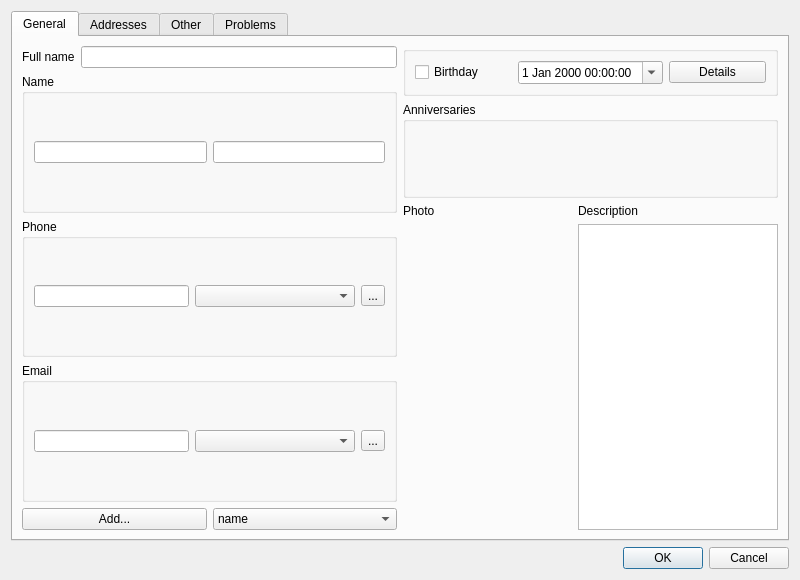
The window that src/contactdialog.ui (DarkHobbit/doublecontact) describes before a commit, drawn with Qt 5.
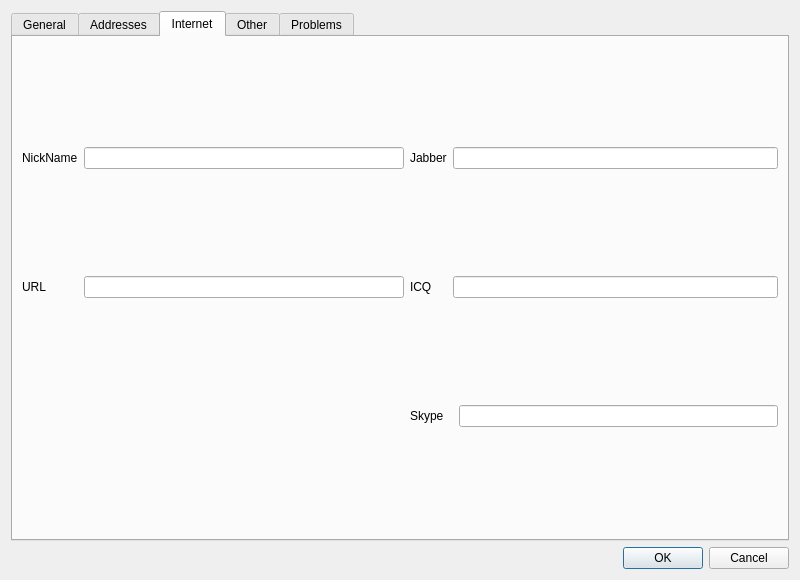
The same window after the commit. The open tabs and pages were chosen to show the change. Icons and pictures are not drawn.

Commit message: Internet fields added: nick, url, IMs

Patch:
```diff
--- a/src/contactdialog.ui
+++ b/src/contactdialog.ui
@@ -355,6 +355,63 @@
        </item>
       </layout>
      </widget>
+     <widget class="QWidget" name="tabInternet">
+      <attribute name="title">
+       <string>Internet</string>
+      </attribute>
+      <layout class="QGridLayout" name="gridLayout_4">
+       <item row="0" column="0">
+        <widget class="QLabel" name="lbNickName">
+         <property name="text">
+          <string>NickName</string>
+         </property>
+        </widget>
+       </item>
+       <item row="0" column="1">
+        <widget class="QLineEdit" name="leNickName"/>
+       </item>
+       <item row="0" column="2">
+        <widget class="QLabel" name="lbJabber">
+         <property name="text">
+          <string>Jabber</string>
+         </property>
+        </widget>
+       </item>
+       <item row="0" column="3" colspan="2">
+        <widget class="QLineEdit" name="leJabber"/>
+       </item>
+       <item row="1" column="0">
+        <widget class="QLabel" name="lbURL">
+         <property name="text">
+          <string>URL</string>
+         </property>
+        </widget>
+       </item>
+       <item row="1" column="1">
+        <widget class="QLineEdit" name="leURL"/>
+       </item>
+       <item row="1" column="2">
+        <widget class="QLabel" name="lbICQ">
+         <property name="text">
+          <string>ICQ</string>
+         </property>
+        </widget>
+       </item>
+       <item row="1" column="3" colspan="2">
+        <widget class="QLineEdit" name="leICQ"/>
+       </item>
+       <item row="2" column="2" colspan="2">
+        <widget class="QLabel" name="lbSkype">
+         <property name="text">
+          <string>Skype</string>
+         </property>
+        </widget>
+       </item>
+       <item row="2" column="4">
+        <widget class="QLineEdit" name="leSkype"/>
+       </item>
+      </layout>
+     </widget>
      <widget class="QWidget" name="tabOther">
       <attribute name="title">
        <string>Other</string>
```
The commit also changes 8 other files.
